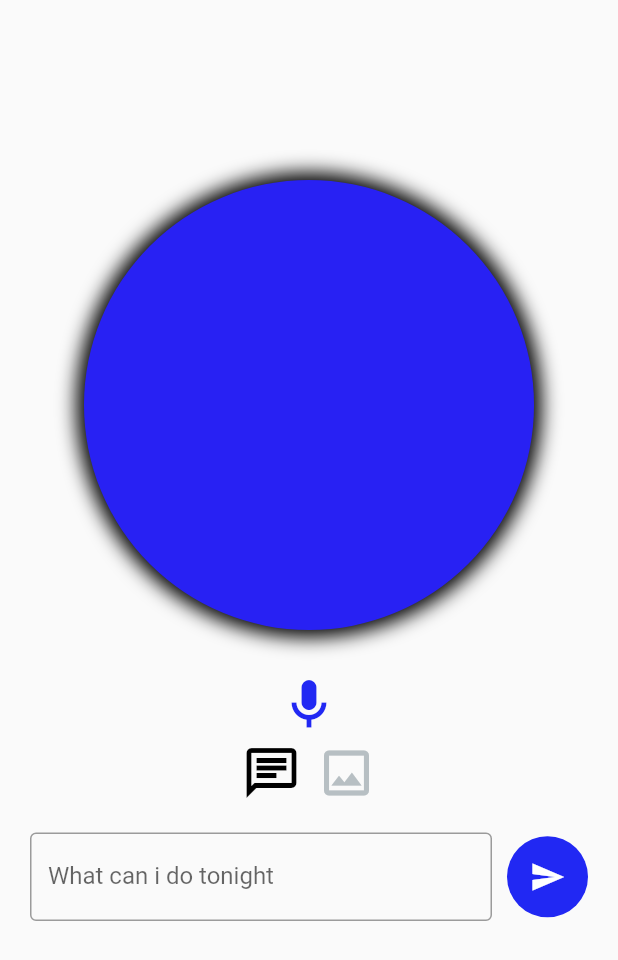
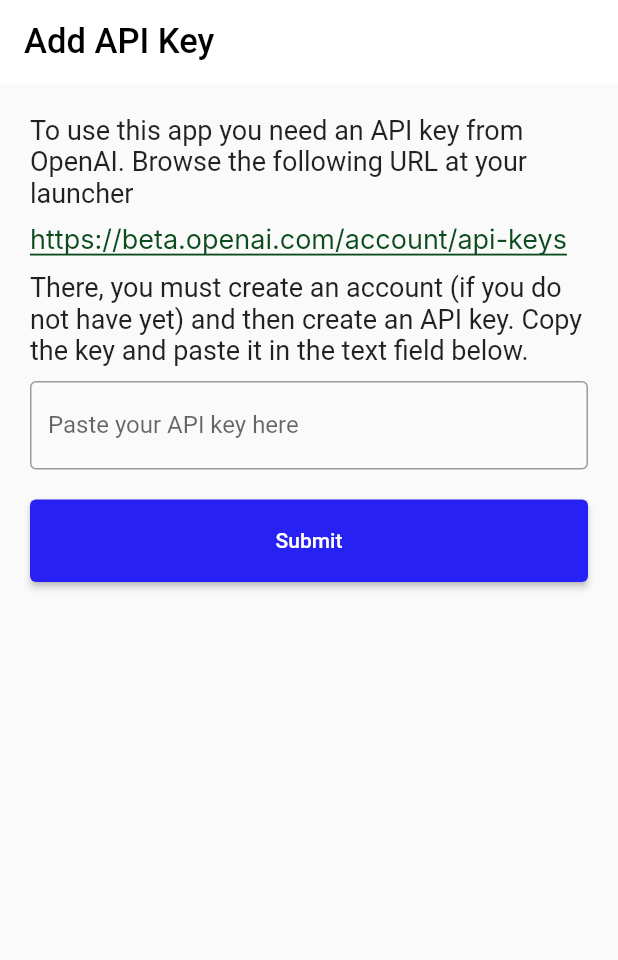
Before and after one commit to ERICKGALVAN/open_ai_assistant, a Flutter app: the screen it shows after launch, on a phone screen of 412 x 824 dp. Shown: the top 960 px of the screen. Run offline on Flutter 3.47's test engine with Material 2 defaults, Android fonts, the phone set to English and light mode, and no system bars; our stand-ins replace flutter_secure_storage, speech_to_text; missing offline and left inert: text_to_speech.

```diff
--- a/lib/constants/constants.dart
+++ b/lib/constants/constants.dart
@@ -1,2 +1 @@
-const String apiKey = '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';
 const String openaiApiUrl = 'https://api.openai.com/';
--- /dev/null
+++ b/lib/ui/add_api_key.dart
@@ -0,0 +1,158 @@
+import 'dart:developer';
+
+import 'package:chat_gtp_assistent/services/open_ai_service.dart';
+import 'package:chat_gtp_assistent/ui/home.dart';
+import 'package:flutter/material.dart';
+import 'package:flutter_secure_storage/flutter_secure_storage.dart';
+import 'package:url_launcher/url_launcher.dart';
+
+class AddApiKey extends StatefulWidget {
+  const AddApiKey({Key? key}) : super(key: key);
+
+  @override
+  State<AddApiKey> createState() => _AddApiKeyState();
+}
+
+class _AddApiKeyState extends State<AddApiKey> {
+  final _apiKeyController = TextEditingController();
+  bool _isLoading = false;
+
+  @override
+  Widget build(BuildContext context) {
+    return Scaffold(
+      appBar: AppBar(
+        elevation: 0,
+        backgroundColor: Colors.white,
+        title: const Text(
+          'Add API Key',
+          style: TextStyle(
+            color: Colors.black,
+            fontSize: 23,
+          ),
+        ),
+      ),
+      body: _isLoading
+          ? const Center(
+              child: CircularProgressIndicator(),
+            )
+          : Padding(
+              padding: const EdgeInsets.all(20.0),
+              child: Column(
+                crossAxisAlignment: CrossAxisAlignment.start,
+                children: [
+                  const Text(
+                    'To use this app you need an API key from OpenAI. Browse the following URL at your launcher',
+                    style: TextStyle(
+                      fontSize: 18,
+                    ),
+                  ),
+                  const SizedBox(height: 10),
+                  const SelectableText(
+                    'https://beta.openai.com/account/api-keys',
+                    style: TextStyle(
+                      fontFamily: 'Inter',
+                      color: Color.fromARGB(255, 11, 75, 29),
+                      fontSize: 18,
+                      decoration: TextDecoration.underline,
+                    ),
+                  ),
+                  const SizedBox(height: 10),
+                  const Text(
+                    'There, you must create an account (if you do not have yet) and then create an API key. Copy the key and paste it in the text field below. ',
+                    style: TextStyle(
+                      fontSize: 18,
+                    ),
+                  ),
+                  const SizedBox(height: 10),
+                  TextField(
+                    controller: _apiKeyController,
+                    decoration: const InputDecoration(
+                      border: OutlineInputBorder(),
+                      labelText: 'Paste your API key here',
+                    ),
+                  ),
+                  const SizedBox(height: 20),
+                  SizedBox(
+                    width: double.infinity,
+                    height: 55,
+                    child: ElevatedButton(
+                      style: ElevatedButton.styleFrom(
+                        backgroundColor: const Color.fromARGB(255, 40, 33, 243),
+                      ),
+                      onPressed: () async {
+                        setState(() {
+                          _isLoading = true;
+                        });
+                        await OpenAiService()
+                            .request(
+                                'hello', 'chat', _apiKeyController.text, 200)
+                            .then(
+                          (value) async {
+                            final messenger = ScaffoldMessenger.of(context);
+                            if (value.statusCode == 401) {
+                              ScaffoldMessenger.of(context).showSnackBar(
+                                const SnackBar(
+                                  content: Text(
+                                    'Invalid API key, try with another',
+                                    style: TextStyle(
+                                      fontSize: 18,
+                                      color: Colors.black,
+                                    ),
+                                  ),
+                                  backgroundColor: Colors.orange,
+                                ),
+                              );
+                            } else if (value.statusCode == 200) {
+                              const storage = FlutterSecureStorage();
+                              await storage.write(
+                                  key: 'apiKey', value: _apiKeyController.text);
+                              messenger.showSnackBar(
+                                const SnackBar(
+                                  content: Text(
+                                    'API key added successfully',
+                                    style: TextStyle(
+                                      fontSize: 18,
+                                      color: Colors.black,
+                                    ),
+                                  ),
+                                  backgroundColor: Colors.green,
+                                ),
+                              );
+                              // ignore: use_build_context_synchronously
+                              Navigator.push(
+                                context,
+                                MaterialPageRoute(
+                                  builder: (context) => const Home(),
+                                ),
+                              );
+                            }
+                          },
+                        ).catchError((e) {
+                          ScaffoldMessenger.of(context).showSnackBar(
+                            const SnackBar(
+                              content: Text(
+                                'Error, try again later',
+                                style: TextStyle(
+                                  fontSize: 18,
+                                  color: Colors.black,
+                                ),
+                              ),
+                              backgroundColor: Colors.orange,
+                            ),
+                          );
+                        });
+                        setState(() {
+                          _isLoading = false;
+                        });
+                      },
+                      child: const Text(
+                        'Submit',
+                      ),
+                    ),
+                  ),
+                ],
+              ),
+            ),
+    );
+  }
+}
--- a/pubspec.yaml
+++ b/pubspec.yaml
@@ -13,9 +13,11 @@ dependencies:
     sdk: flutter
 
   cupertino_icons: ^1.0.2
+  flutter_secure_storage: ^7.0.1
   http: ^0.13.5
   speech_to_text: ^6.1.1
   text_to_speech: ^0.2.3
+  url_launcher: ^6.1.7
 
 dev_dependencies:
   flutter_test:
```
Also changed, not shown: lib/main.dart (+10 -3 lines), lib/services/open_ai_service.dart (+2 -18 lines), lib/ui/home.dart (+23 -11 lines), lib/widgets/invalid_key_dialog.dart (added, +69 -0 lines), pubspec.lock, 2 other files.
